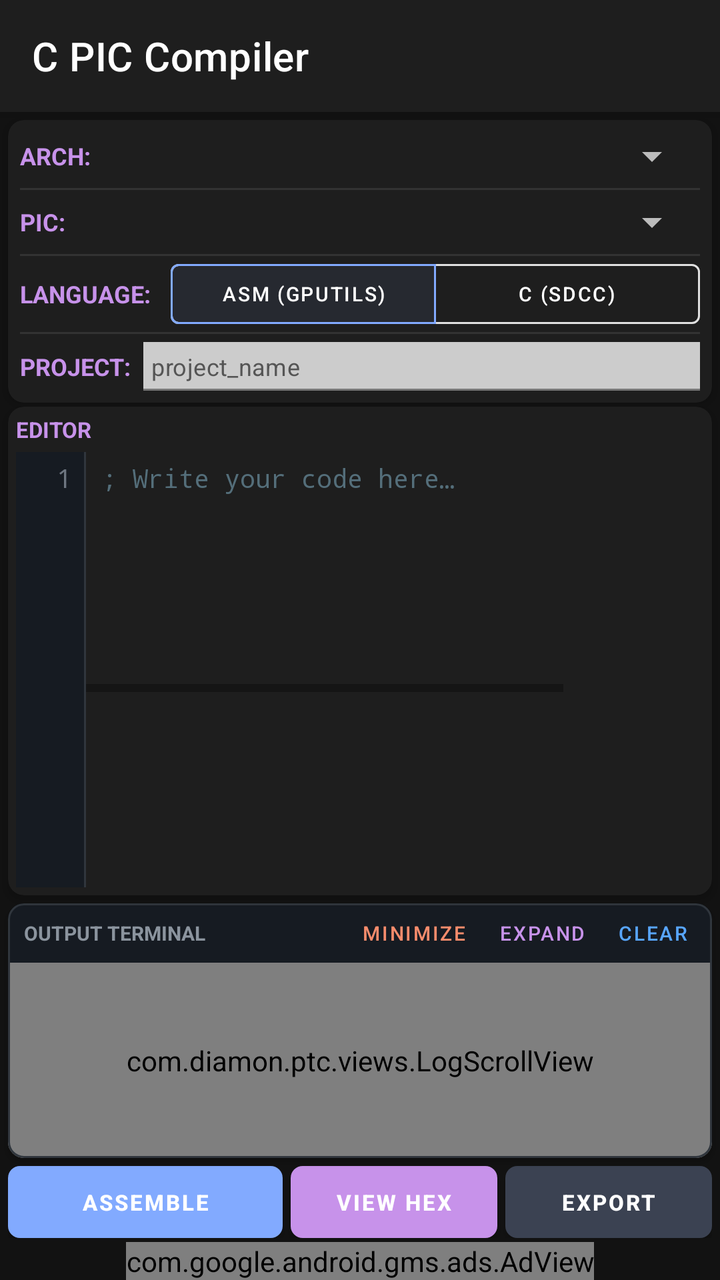
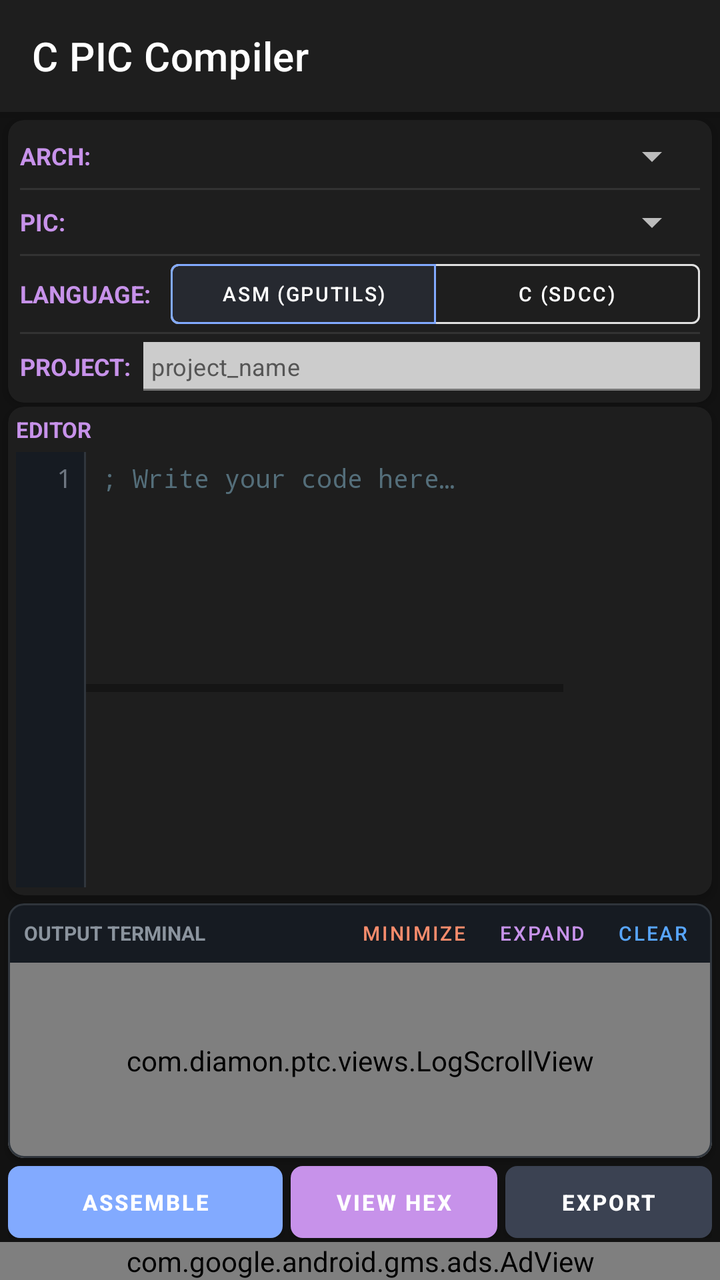

Compare the two renders of this Android layout. The source of the first and the diff that turns it into the second are given below.
<!-- AndroidManifest.xml: application theme Theme.CPIC -->
<!-- res/layout/activity_main.xml -->
<?xml version="1.0" encoding="utf-8"?>
<androidx.coordinatorlayout.widget.CoordinatorLayout xmlns:android="http://schemas.android.com/apk/res/android"
    xmlns:app="http://schemas.android.com/apk/res-auto"
    xmlns:tools="http://schemas.android.com/tools"
    android:id="@+id/main"
    android:layout_width="match_parent"
    android:layout_height="match_parent"
    android:background="@color/background"
    tools:context=".MainActivity">

    <com.google.android.material.appbar.AppBarLayout
        android:id="@+id/app_bar_layout"
        android:layout_width="match_parent"
        android:layout_height="wrap_content"
        android:background="#1E1E1E">

        <com.google.android.material.appbar.MaterialToolbar
            android:id="@+id/toolbar"
            android:layout_width="match_parent"
            android:layout_height="?attr/actionBarSize"
            android:background="#1E1E1E"
            app:title="@string/app_name"
            app:titleTextColor="#FFFFFF"
            android:theme="@style/ToolbarTheme"
            app:popupTheme="@style/CustomPopupTheme" />

    </com.google.android.material.appbar.AppBarLayout>

    <androidx.constraintlayout.widget.ConstraintLayout
        android:layout_width="match_parent"
        android:layout_height="match_parent"
        app:layout_behavior="@string/appbar_scrolling_view_behavior">

        
        <com.google.android.material.card.MaterialCardView
            android:id="@+id/card_pic_selector"
            android:layout_width="0dp"
            android:layout_height="wrap_content"
            android:layout_marginStart="4dp"
            android:layout_marginEnd="4dp"
            android:layout_marginTop="4dp"
            android:layout_marginBottom="2dp"
            app:cardBackgroundColor="#1E1E1E"
            app:cardCornerRadius="8dp"
            app:cardElevation="3dp"
            app:layout_constraintEnd_toEndOf="parent"
            app:layout_constraintStart_toStartOf="parent"
            app:layout_constraintTop_toTopOf="parent">

            <LinearLayout
                android:layout_width="match_parent"
                android:layout_height="wrap_content"
                android:orientation="vertical"
                android:padding="6dp">

                
                <LinearLayout
                    android:layout_width="match_parent"
                    android:layout_height="wrap_content"
                    android:gravity="center_vertical"
                    android:orientation="horizontal">

                    <TextView
                        android:layout_width="wrap_content"
                        android:layout_height="wrap_content"
                        android:text="@string/label_arch"
                        android:textColor="@color/secondary"
                        android:textSize="12sp"
                        android:textStyle="bold" />

                    <Spinner
                        android:id="@+id/spinner_arch"
                        android:layout_width="match_parent"
                        android:layout_height="wrap_content"
                        android:layout_marginStart="6dp"
                        android:theme="@style/ThemeOverlay.AppCompat.Dark" />
                </LinearLayout>

                <View
                    android:layout_width="match_parent"
                    android:layout_height="1dp"
                    android:layout_marginTop="4dp"
                    android:layout_marginBottom="4dp"
                    android:background="#333333" />

                
                <LinearLayout
                    android:id="@+id/row_sub_arch"
                    android:layout_width="match_parent"
                    android:layout_height="wrap_content"
                    android:gravity="center_vertical"
                    android:orientation="horizontal"
                    android:visibility="gone">

                    <TextView
                        android:layout_width="wrap_content"
                        android:layout_height="wrap_content"
                        android:text="@string/label_variant"
                        android:textColor="@color/secondary"
                        android:textSize="12sp"
                        android:textStyle="bold" />

                    <Spinner
                        android:id="@+id/spinner_sub_arch"
                        android:layout_width="match_parent"
                        android:layout_height="wrap_content"
                        android:layout_marginStart="6dp"
                        android:theme="@style/ThemeOverlay.AppCompat.Dark" />
                </LinearLayout>

                <View
                    android:id="@+id/divider_sub_arch"
                    android:layout_width="match_parent"
                    android:layout_height="1dp"
                    android:layout_marginTop="4dp"
                    android:layout_marginBottom="4dp"
                    android:background="#333333"
                    android:visibility="gone" />

                
                <LinearLayout
                    android:id="@+id/row_device"
                    android:layout_width="match_parent"
                    android:layout_height="wrap_content"
                    android:gravity="center_vertical"
                    android:orientation="horizontal">

                    <TextView
                        android:id="@+id/label_device"
                        android:layout_width="wrap_content"
                        android:layout_height="wrap_content"
                        android:text="@string/label_pic"
                        android:textColor="@color/secondary"
                        android:textSize="12sp"
                        android:textStyle="bold" />

                    <Spinner
                        android:id="@+id/spinner_pic"
                        android:layout_width="match_parent"
                        android:layout_height="wrap_content"
                        android:layout_marginStart="6dp"
                        android:theme="@style/ThemeOverlay.AppCompat.Dark" />
                </LinearLayout>

                <View
                    android:id="@+id/divider_device"
                    android:layout_width="match_parent"
                    android:layout_height="1dp"
                    android:layout_marginTop="4dp"
                    android:layout_marginBottom="4dp"
                    android:background="#333333" />

                
                <LinearLayout
                    android:id="@+id/row_language"
                    android:layout_width="match_parent"
                    android:layout_height="wrap_content"
                    android:gravity="center_vertical"
                    android:orientation="horizontal">

                    <TextView
                        android:layout_width="wrap_content"
                        android:layout_height="wrap_content"
                        android:text="@string/label_language"
                        android:textColor="@color/secondary"
                        android:textSize="12sp"
                        android:textStyle="bold" />

                    <com.google.android.material.button.MaterialButtonToggleGroup
                        android:id="@+id/toggle_language"
                        android:layout_width="0dp"
                        android:layout_height="wrap_content"
                        android:layout_weight="1"
                        android:layout_marginStart="10dp"
                        app:checkedButton="@+id/btn_lang_asm"
                        app:singleSelection="true">

                        <com.google.android.material.button.MaterialButton
                            android:id="@+id/btn_lang_asm"
                            style="@style/Widget.MaterialComponents.Button.OutlinedButton"
                            android:layout_width="0dp"
                            android:layout_height="wrap_content"
                            android:layout_weight="1"
                            android:text="@string/btn_asm_gputils"
                            android:textSize="10sp"
                            android:minHeight="30dp"
                            android:insetTop="0dp"
                            android:insetBottom="0dp"
                            android:padding="2dp"
                            android:lines="1"
                            android:ellipsize="end"
                            android:textColor="#FFFFFF" />

                        <com.google.android.material.button.MaterialButton
                            android:id="@+id/btn_lang_c"
                            style="@style/Widget.MaterialComponents.Button.OutlinedButton"
                            android:layout_width="0dp"
                            android:layout_height="wrap_content"
                            android:layout_weight="1"
                            android:text="@string/btn_c_sdcc"
                            android:textSize="10sp"
                            android:minHeight="30dp"
                            android:insetTop="0dp"
                            android:insetBottom="0dp"
                            android:padding="2dp"
                            android:lines="1"
                            android:ellipsize="end"
                            android:textColor="#FFFFFF" />
                    </com.google.android.material.button.MaterialButtonToggleGroup>
                </LinearLayout>

                <View
                    android:id="@+id/divider_language"
                    android:layout_width="match_parent"
                    android:layout_height="1dp"
                    android:layout_marginTop="4dp"
                    android:layout_marginBottom="4dp"
                    android:background="#333333" />

                <LinearLayout
                    android:layout_width="match_parent"
                    android:layout_height="wrap_content"
                    android:gravity="center_vertical"
                    android:orientation="horizontal">

                    <TextView
                        android:layout_width="wrap_content"
                        android:layout_height="wrap_content"
                        android:text="@string/label_project"
                        android:textColor="@color/secondary"
                        android:textSize="12sp"
                        android:textStyle="bold" />

                    <com.google.android.material.textfield.TextInputLayout
                        android:layout_width="match_parent"
                        android:layout_height="wrap_content"
                        android:layout_marginStart="6dp"
                        app:hintEnabled="false">

                        <com.google.android.material.textfield.TextInputEditText
                            android:id="@+id/edit_project_name"
                            android:layout_width="match_parent"
                            android:layout_height="wrap_content"
                            android:background="#CCCCCC"
                            android:hint="@string/hint_project_name"
                            android:inputType="text"
                            android:padding="4dp"
                            android:lines="1"
                            android:textColor="#000000"
                            android:textColorHint="#555555"
                            android:textSize="12sp" />
                    </com.google.android.material.textfield.TextInputLayout>
                </LinearLayout>
            </LinearLayout>
        </com.google.android.material.card.MaterialCardView>

        
        <com.google.android.material.card.MaterialCardView
            android:id="@+id/card_editor"
            android:layout_width="0dp"
            android:layout_height="0dp"
            android:layout_marginStart="4dp"
            android:layout_marginEnd="4dp"
            android:layout_marginTop="2dp"
            android:layout_marginBottom="2dp"
            app:cardBackgroundColor="#1E1E1E"
            app:cardCornerRadius="8dp"
            app:cardElevation="3dp"
            app:layout_constraintBottom_toTopOf="@+id/card_logs"
            app:layout_constraintEnd_toEndOf="parent"
            app:layout_constraintStart_toStartOf="parent"
            app:layout_constraintTop_toBottomOf="@+id/card_pic_selector"
            app:layout_constraintVertical_weight="2.3">

            <LinearLayout
                android:layout_width="match_parent"
                android:layout_height="match_parent"
                android:orientation="vertical"
                android:padding="4dp">

                <TextView
                    android:layout_width="wrap_content"
                    android:layout_height="wrap_content"
                    android:text="@string/label_editor"
                    android:textColor="@color/secondary"
                    android:textSize="11sp"
                    android:textStyle="bold" />

                <LinearLayout
                    android:layout_width="match_parent"
                    android:layout_height="wrap_content"
                    android:layout_marginTop="2dp"
                    android:gravity="center_vertical"
                    android:orientation="horizontal">

                    <HorizontalScrollView
                        android:layout_width="0dp"
                        android:layout_height="wrap_content"
                        android:layout_weight="1"
                        android:scrollbars="none">

                        <LinearLayout
                            android:id="@+id/layout_tabs"
                            android:layout_width="wrap_content"
                            android:layout_height="wrap_content"
                            android:orientation="horizontal" />
                    </HorizontalScrollView>

                </LinearLayout>

                <ScrollView
                    android:id="@+id/scroll_editor"
                    android:layout_width="match_parent"
                    android:layout_height="match_parent"
                    android:layout_marginTop="2dp"
                    android:fillViewport="true">

                    <LinearLayout
                        android:layout_width="match_parent"
                        android:layout_height="wrap_content"
                        android:orientation="horizontal">

                        <TextView
                            android:id="@+id/text_line_numbers"
                            android:layout_width="wrap_content"
                            android:layout_height="match_parent"
                            android:background="#161B22"
                            android:fontFamily="monospace"
                            android:gravity="top|end"
                            android:minWidth="34dp"
                            android:paddingStart="6dp"
                            android:paddingEnd="6dp"
                            android:paddingTop="4dp"
                            android:paddingBottom="4dp"
                            android:text="1"
                            android:textColor="#6E7681"
                            android:textSize="13sp" />

                        <View
                            android:layout_width="1dp"
                            android:layout_height="match_parent"
                            android:background="#30363D" />

                        <HorizontalScrollView
                            android:id="@+id/horizontal_scroll_editor"
                            android:layout_width="0dp"
                            android:layout_height="wrap_content"
                            android:layout_weight="1"
                            android:fillViewport="true"
                            android:scrollbars="horizontal">

                            <EditText
                                android:id="@+id/edit_asm"
                                android:layout_width="wrap_content"
                                android:layout_height="wrap_content"
                                android:minWidth="400dp"
                                android:background="@null"
                                android:fontFamily="monospace"
                                android:gravity="top"
                                android:hint="@string/hint_editor_asm"
                                android:inputType="textMultiLine|textNoSuggestions|textVisiblePassword"
                                android:minHeight="120dp"
                                android:paddingStart="8dp"
                                android:paddingEnd="16dp"
                                android:paddingTop="4dp"
                                android:paddingBottom="4dp"
                                android:textColor="#B2FF59"
                                android:textColorHint="#546E7A"
                                android:textSize="13sp" />
                        </HorizontalScrollView>
                    </LinearLayout>
                </ScrollView>
            </LinearLayout>
        </com.google.android.material.card.MaterialCardView>

        
        <com.google.android.material.card.MaterialCardView
            android:id="@+id/card_logs"
            android:layout_width="0dp"
            android:layout_height="0dp"
            android:layout_marginStart="4dp"
            android:layout_marginEnd="4dp"
            android:layout_marginTop="2dp"
            android:layout_marginBottom="2dp"
            app:cardBackgroundColor="#0D1117"
            app:cardCornerRadius="8dp"
            app:cardElevation="2dp"
            app:layout_constraintBottom_toTopOf="@+id/button_layout"
            app:layout_constraintEnd_toEndOf="parent"
            app:layout_constraintStart_toStartOf="parent"
            app:layout_constraintTop_toBottomOf="@+id/card_editor"
            app:layout_constraintVertical_weight="1.2"
            app:strokeColor="#30363D"
            app:strokeWidth="1dp">

            <LinearLayout
                android:layout_width="match_parent"
                android:layout_height="match_parent"
                android:orientation="vertical">

                <LinearLayout
                    android:layout_width="match_parent"
                    android:layout_height="wrap_content"
                    android:orientation="horizontal"
                    android:gravity="center_vertical"
                    android:background="#161B22"
                    android:paddingStart="8dp"
                    android:paddingEnd="4dp"
                    android:paddingTop="1dp"
                    android:paddingBottom="1dp">

                    <TextView
                        android:id="@+id/text_terminal_title"
                        android:layout_width="0dp"
                        android:layout_height="wrap_content"
                        android:layout_weight="1"
                        android:text="@string/label_terminal"
                        android:textColor="#8B949E"
                        android:textStyle="bold"
                        android:textSize="10sp" />

                    <com.google.android.material.button.MaterialButton
                        android:id="@+id/btn_minimize_terminal"
                        style="@style/Widget.MaterialComponents.Button.TextButton"
                        android:layout_width="wrap_content"
                        android:layout_height="wrap_content"
                        android:text="@string/btn_minimize_terminal"
                        android:textColor="#F78C6C"
                        android:textSize="10sp"
                        android:minHeight="0dp"
                        android:minWidth="0dp"
                        android:paddingStart="4dp"
                        android:paddingEnd="4dp"
                        android:paddingTop="1dp"
                        android:paddingBottom="1dp" />

                    <com.google.android.material.button.MaterialButton
                        android:id="@+id/btn_toggle_terminal_size"
                        style="@style/Widget.MaterialComponents.Button.TextButton"
                        android:layout_width="wrap_content"
                        android:layout_height="wrap_content"
                        android:text="@string/btn_expand_terminal"
                        android:textColor="#C792EA"
                        android:textSize="10sp"
                        android:minHeight="0dp"
                        android:minWidth="0dp"
                        android:paddingStart="4dp"
                        android:paddingEnd="4dp"
                        android:paddingTop="1dp"
                        android:paddingBottom="1dp" />

                    <com.google.android.material.button.MaterialButton
                        android:id="@+id/btn_clear_logs"
                        style="@style/Widget.MaterialComponents.Button.TextButton"
                        android:layout_width="wrap_content"
                        android:layout_height="wrap_content"
                        android:text="@string/btn_clear"
                        android:textColor="#58A6FF"
                        android:textSize="10sp"
                        android:minHeight="0dp"
                        android:minWidth="0dp"
                        android:paddingStart="4dp"
                        android:paddingEnd="4dp"
                        android:paddingTop="1dp"
                        android:paddingBottom="1dp" />
                </LinearLayout>

                <com.diamon.ptc.views.LogScrollView
                    android:id="@+id/scroll_logs"
                    android:layout_width="match_parent"
                    android:layout_height="0dp"
                    android:layout_weight="1"
                    android:background="#0A0E17"
                    android:padding="4dp"
                    android:descendantFocusability="blocksDescendants">

                    <TextView
                        android:id="@+id/text_logs"
                        android:layout_width="match_parent"
                        android:layout_height="wrap_content"
                        android:fontFamily="monospace"
                        android:longClickable="true"
                        android:saveEnabled="false"
                        android:text="@string/terminal_ready"
                        android:textColor="#00FF66"
                        android:textIsSelectable="true"
                        android:lineSpacingExtra="1dp"
                        android:textSize="11sp" />
                </com.diamon.ptc.views.LogScrollView>
            </LinearLayout>
        </com.google.android.material.card.MaterialCardView>

        
        <LinearLayout
            android:id="@+id/button_layout"
            android:layout_width="match_parent"
            android:layout_height="wrap_content"
            android:orientation="horizontal"
            android:paddingStart="4dp"
            android:paddingEnd="4dp"
            android:paddingTop="2dp"
            android:paddingBottom="2dp"
            app:layout_constraintBottom_toTopOf="@+id/adView_banner"
            app:layout_constraintEnd_toEndOf="parent"
            app:layout_constraintStart_toStartOf="parent">

            <com.google.android.material.button.MaterialButton
                android:id="@+id/btn_assemble"
                android:layout_width="0dp"
                android:layout_height="wrap_content"
                android:layout_weight="1.2"
                android:layout_marginEnd="2dp"
                android:text="@string/btn_assemble"
                android:textSize="11sp"
                android:textStyle="bold"
                android:minHeight="36dp"
                android:insetTop="0dp"
                android:insetBottom="0dp"
                android:paddingStart="4dp"
                android:paddingEnd="4dp"
                app:backgroundTint="@color/primary"
                app:cornerRadius="6dp" />

            <com.google.android.material.button.MaterialButton
                android:id="@+id/btn_view_hex"
                android:layout_width="0dp"
                android:layout_height="wrap_content"
                android:layout_weight="0.9"
                android:layout_marginStart="2dp"
                android:layout_marginEnd="2dp"
                android:text="@string/btn_view_hex"
                android:textSize="11sp"
                android:textStyle="bold"
                android:minHeight="36dp"
                android:insetTop="0dp"
                android:insetBottom="0dp"
                android:paddingStart="4dp"
                android:paddingEnd="4dp"
                app:backgroundTint="@color/secondary"
                app:cornerRadius="6dp" />

            <com.google.android.material.button.MaterialButton
                android:id="@+id/btn_export"
                android:layout_width="0dp"
                android:layout_height="wrap_content"
                android:layout_weight="0.9"
                android:layout_marginStart="2dp"
                android:text="@string/btn_export"
                android:textSize="11sp"
                android:textStyle="bold"
                android:minHeight="36dp"
                android:insetTop="0dp"
                android:insetBottom="0dp"
                android:paddingStart="4dp"
                android:paddingEnd="4dp"
                app:backgroundTint="@color/primary_variant"
                app:cornerRadius="6dp" />

        </LinearLayout>

        
        <com.google.android.gms.ads.AdView
            android:id="@+id/adView_banner"
            android:layout_width="wrap_content"
            android:layout_height="wrap_content"
            app:adSize="BANNER"
            app:adUnitId="@string/ad_banner_id"
            app:layout_constraintBottom_toBottomOf="parent"
            app:layout_constraintEnd_toEndOf="parent"
            app:layout_constraintStart_toStartOf="parent" />

    </androidx.constraintlayout.widget.ConstraintLayout>

    
    <FrameLayout
        android:id="@+id/loading_overlay"
        android:layout_width="match_parent"
        android:layout_height="match_parent"
        android:background="#E6121212"
        android:clickable="true"
        android:focusable="true"
        android:visibility="gone">

        <LinearLayout
            android:layout_width="wrap_content"
            android:layout_height="wrap_content"
            android:layout_gravity="center"
            android:gravity="center"
            android:orientation="vertical"
            android:padding="24dp">

            <ProgressBar
                android:layout_width="64dp"
                android:layout_height="64dp"
                android:indeterminateTint="@color/secondary" />

            <TextView
                android:layout_width="wrap_content"
                android:layout_height="wrap_content"
                android:layout_marginTop="16dp"
                android:gravity="center"
                android:text="@string/loading_message"
                android:textColor="#FFFFFF"
                android:textSize="14sp"
                android:textStyle="bold" />
        </LinearLayout>
    </FrameLayout>

</androidx.coordinatorlayout.widget.CoordinatorLayout>
<!-- resources referenced by this layout -->
<resources>
  <color name="background">#121212</color>
  <color name="primary">#82AAFF</color>
  <color name="primary_variant">#3B4252</color>
  <color name="secondary">#C792EA</color>
  <string name="ad_banner_id">ca-app-pub-5141499161332805/1220566600</string>
  <string name="app_name">C PIC Compiler</string>
  <string name="btn_asm_gputils">ASM (GPUTILS)</string>
  <string name="btn_assemble">ASSEMBLE</string>
  <string name="btn_c_sdcc">C (SDCC)</string>
  <string name="btn_clear">Clear</string>
  <string name="btn_expand_terminal">Expand</string>
  <string name="btn_export">EXPORT</string>
  <string name="btn_minimize_terminal">Minimize</string>
  <string name="btn_view_hex">VIEW HEX</string>
  <string name="hint_editor_asm">; Write your code here…</string>
  <string name="hint_project_name">project_name</string>
  <string name="label_arch">ARCH:</string>
  <string name="label_editor">EDITOR</string>
  <string name="label_language">LANGUAGE:</string>
  <string name="label_pic">PIC:</string>
  <string name="label_project">PROJECT:</string>
  <string name="label_terminal">OUTPUT TERMINAL</string>
  <string name="label_variant">VARIANT:</string>
  <string name="loading_message">Preparing tools…\nThis will only take a moment the first time.</string>
  <string name="terminal_ready">--- Terminal ready ---</string>
  <style name="CustomPopupTheme" parent="ThemeOverlay.AppCompat.Light">
          <item name="android:windowBackground">@color/surface</item>
          <item name="android:colorBackground">#FAFAFA</item>
          <item name="android:background">#FAFAFA</item>
          <item name="android:itemBackground">#FAFAFA</item>
          <item name="android:textColor">#000000</item>
      </style>
  <style name="ToolbarTheme" parent="ThemeOverlay.MaterialComponents.Dark.ActionBar">
          <item name="colorControlNormal">@color/primary</item>
      </style>
  <color name="surface">#1E1E1E</color>
  <color name="on_primary">#FFFFFF</color>
  <color name="on_secondary">#121212</color>
  <color name="on_surface">#E0E0E0</color>
  <style name="CustomAlertDialogTheme" parent="ThemeOverlay.MaterialComponents.MaterialAlertDialog">
          <item name="android:background">@color/surface</item>
          <item name="colorSurface">@color/surface</item>
          <item name="colorOnSurface">#FFFFFF</item>
          <item name="android:textColorPrimary">#FFFFFF</item>
          <item name="android:textColorSecondary">#B0BEC5</item>
          <item name="colorPrimary">@color/primary</item>
          <item name="buttonBarPositiveButtonStyle">@style/DialogPositiveButton</item>
          <item name="buttonBarNegativeButtonStyle">@style/DialogNegativeButton</item>
      </style>
  <style name="DialogPositiveButton" parent="Widget.MaterialComponents.Button.TextButton.Dialog">
          <item name="android:textColor">@color/primary</item>
          <item name="android:textStyle">bold</item>
      </style>
  <style name="DialogNegativeButton" parent="Widget.MaterialComponents.Button.TextButton.Dialog">
          <item name="android:textColor">#B0BEC5</item>
      </style>
  <!-- unchanged entries left out for length: 1 -->
</resources>

<!-- the commit's change to res/layout/activity_main.xml (unified diff, before → after) -->
@@ -561,7 +561,7 @@
         
         <com.google.android.gms.ads.AdView
             android:id="@+id/adView_banner"
-            android:layout_width="wrap_content"
+            android:layout_width="0dp"
             android:layout_height="wrap_content"
             app:adSize="BANNER"
             app:adUnitId="@string/ad_banner_id"
